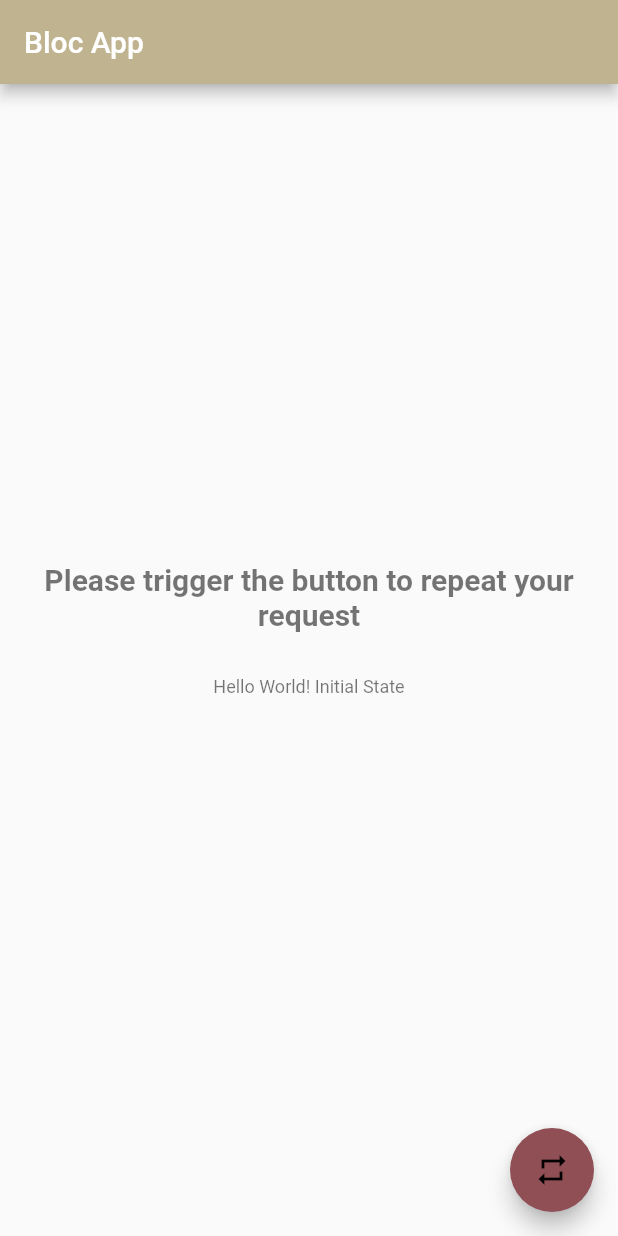
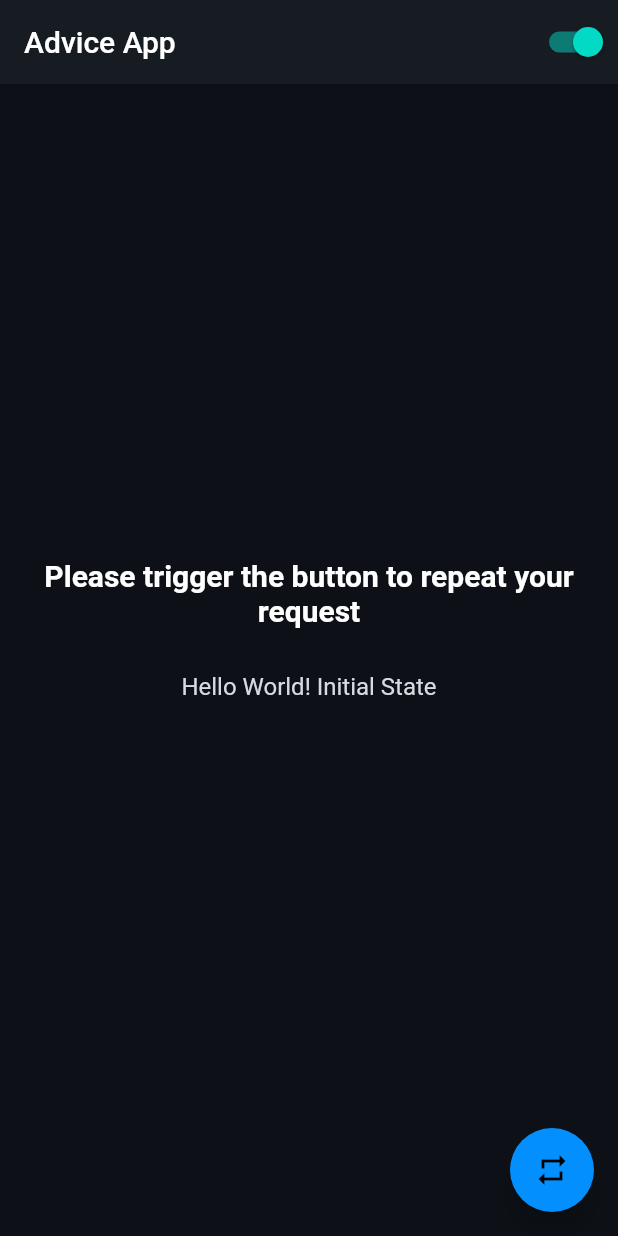
Before and after one commit to leonmsdev/advice_app, a Flutter app: the screen it shows after launch, on a phone screen of 412 x 824 dp. Run offline on Flutter 3.47's test engine with Material 2 defaults, Android fonts, the phone set to English and light mode, and no system bars; our stand-ins replace bloc, dartz, equatable, flutter_bloc, get_it, shared_preferences.

Commit message:
feat(ui):implement toggle switch to ui

```diff
--- /dev/null
+++ b/lib/darkmode_feature/presentation/toggle_theme_widget.dart
@@ -0,0 +1,17 @@
+import 'package:bloc_app/darkmode_feature/application/theme_service.dart';
+import 'package:flutter/material.dart';
+import 'package:provider/provider.dart';
+
+class ThemeSwitch extends StatelessWidget {
+  const ThemeSwitch({super.key});
+
+  @override
+  Widget build(BuildContext context) {
+    return Switch(
+      value: Provider.of<ThemeService>(context).isDarkModeOn,
+      onChanged: (_) {
+        Provider.of<ThemeService>(context, listen: false).toggleTheme();
+      },
+    );
+  }
+}
--- a/lib/home_feature/presentation/screens/home_screen.dart
+++ b/lib/home_feature/presentation/screens/home_screen.dart
@@ -1,3 +1,4 @@
+import 'package:bloc_app/darkmode_feature/presentation/toggle_theme_widget.dart';
 import 'package:bloc_app/home_feature/application/bloc/api_request_bloc.dart';
 import 'package:flutter/material.dart';
 import 'package:flutter_bloc/flutter_bloc.dart';
@@ -17,6 +18,7 @@ class _MyHomePageState extends State<MyHomePage> {
     return Scaffold(
       appBar: AppBar(
         title: Text(widget.title),
+        actions: const [ThemeSwitch()],
       ),
       body: Center(
         child: Padding(
--- a/lib/injection.dart
+++ b/lib/injection.dart
@@ -18,7 +18,8 @@ Future<void> init() async {
   // Application
   sl.registerFactory(() => ApiRequestBloc(usecases: sl()));
 
-  sl.registerLazySingleton(() => ThemeServiceImpl(themeRepository: sl()));
+  sl.registerLazySingleton<ThemeService>(
+      () => ThemeServiceImpl(themeRepository: sl()));
 
   //Usecases
   sl.registerLazySingleton(() => AdvicerUseCases(advicerRepository: sl()));
--- a/lib/main.dart
+++ b/lib/main.dart
@@ -1,15 +1,23 @@
 import 'package:bloc_app/theme.dart';
 import 'package:flutter/material.dart';
 import 'package:flutter_bloc/flutter_bloc.dart';
+import 'package:provider/provider.dart';
 import 'home_feature/presentation/screens/home_screen.dart';
 import 'home_feature/application/bloc/api_request_bloc.dart';
 
 import 'package:bloc_app/injection.dart' as di;
+import 'darkmode_feature/application/theme_service.dart';
 
 void main() async {
   WidgetsFlutterBinding.ensureInitialized();
   await di.init();
-  runApp(const MyApp());
+  await di.sl<ThemeService>().init();
+  runApp(
+    ChangeNotifierProvider(
+      create: (context) => di.sl<ThemeService>(),
+      child: const MyApp(),
+    ),
+  );
 }
 
 class MyApp extends StatelessWidget {
@@ -18,16 +26,21 @@ class MyApp extends StatelessWidget {
   // This widget is the root of your application.
   @override
   Widget build(BuildContext context) {
+    return Consumer<ThemeService>(
+      builder: (context, themeService, child) {
         return MaterialApp(
+          title: 'Flutter Demo',
           theme: AppTheme.ligthTheme,
           darkTheme: AppTheme.darkTheme,
-      themeMode: ThemeMode.system,
+          themeMode:
+              themeService.isDarkModeOn ? ThemeMode.dark : ThemeMode.light,
           debugShowCheckedModeBanner: false,
-      title: 'Flutter Demo',
           home: BlocProvider(
             create: (context) => di.sl<ApiRequestBloc>(),
-        child: const MyHomePage(title: 'Bloc App'),
+            child: const MyHomePage(title: 'Advice App'),
           ),
+        );
+      },
     );
   }
 }
--- a/pubspec.yaml
+++ b/pubspec.yaml
@@ -39,6 +39,7 @@ dependencies:
   get_it: ^7.2.0
   http: ^0.13.5
   mockito: ^5.3.2
+  provider: ^6.0.5
   shared_preferences: ^2.0.18
 
 dev_dependencies:
```
Also changed, not shown: pubspec.lock, 60 other files. Lines whose indentation alone changed are shown as unchanged.
